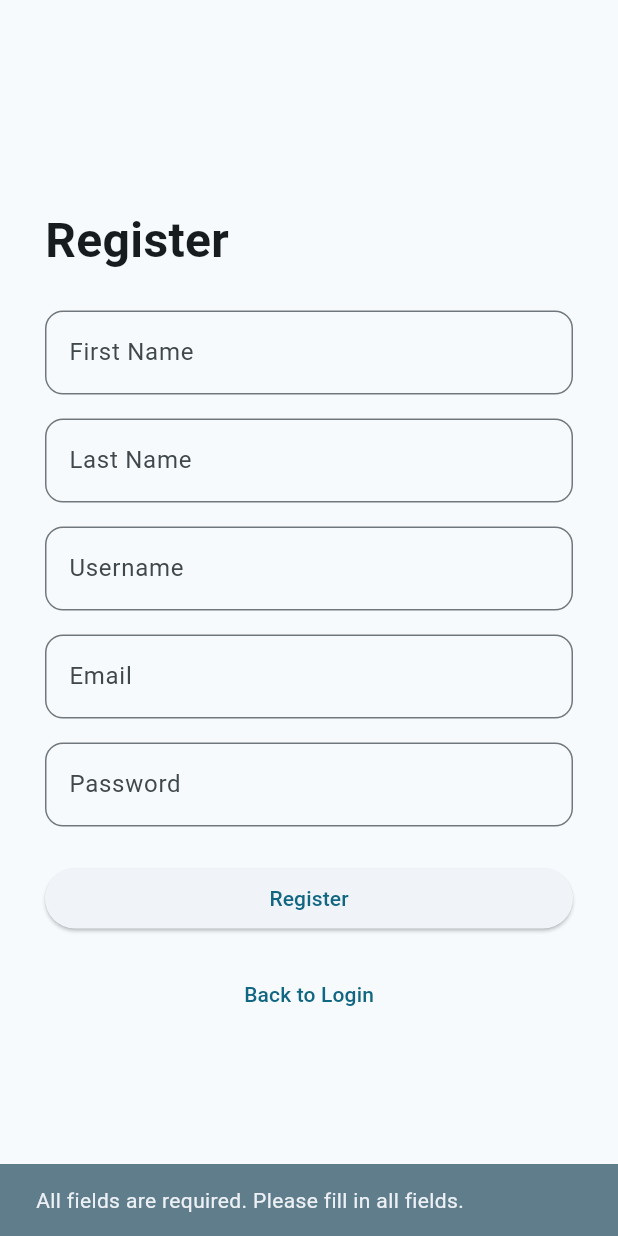
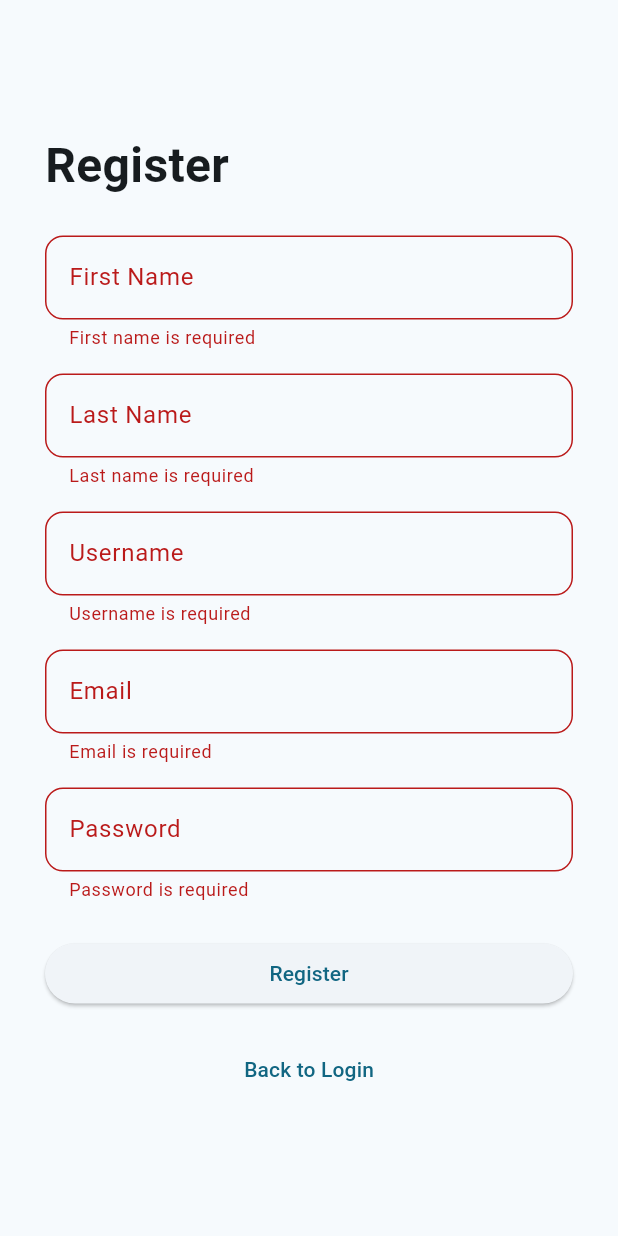
Before and after one commit to Dimasacat-Andronicus/account-app, a Flutter app: the RegisterPage screen opened by its route, after a tap on "Register", on a phone screen of 412 x 824 dp. Run offline on Flutter 3.47's test engine with Material 3 defaults, Android fonts, the phone set to English and light mode, and no system bars; our stand-ins replace equatable, flutter_bloc, go_router, hive, hive_flutter, lottie; accounts and stored records are empty.

Commit message:
Add validation on register fields

```diff
--- a/lib/auth_bloc/auth_register_view.dart
+++ b/lib/auth_bloc/auth_register_view.dart
@@ -1,6 +1,7 @@
 import 'package:flutter/material.dart';
 import 'package:flutter_bloc/flutter_bloc.dart';
 import 'package:go_router/go_router.dart';
+import 'package:hive/hive.dart';
 import 'auth_bloc.dart';
 import 'auth_event.dart';
 
@@ -9,6 +10,7 @@ class RegisterPage extends StatelessWidget {
 
   @override
   Widget build(BuildContext context) {
+    final formKey = GlobalKey<FormState>();
     final firstNameController = TextEditingController();
     final lastNameController = TextEditingController();
     final usernameController = TextEditingController();
@@ -20,6 +22,8 @@ class RegisterPage extends StatelessWidget {
         child: SingleChildScrollView(
           child: Padding(
             padding: const EdgeInsets.all(30.0),
+            child: Form(
+              key: formKey,
               child: Column(
                 mainAxisAlignment: MainAxisAlignment.center,
                 crossAxisAlignment: CrossAxisAlignment.stretch,
@@ -30,7 +34,7 @@ class RegisterPage extends StatelessWidget {
                     textAlign: TextAlign.start,
                   ),
                   const SizedBox(height: 24),
-                TextField(
+                  TextFormField(
                     controller: firstNameController,
                     decoration: InputDecoration(
                       labelText: 'First Name',
@@ -38,9 +42,19 @@ class RegisterPage extends StatelessWidget {
                         borderRadius: BorderRadius.circular(12.0),
                       ),
                     ),
+                    autovalidateMode: AutovalidateMode.onUserInteraction,
+                    validator: (value) {
+                      if (value == null || value.isEmpty) {
+                        return 'First name is required';
+                      }
+                      if (!RegExp(r'^[a-zA-Z\s]+$').hasMatch(value)) {
+                        return 'Only letters and spaces are allowed';
+                      }
+                      return null;
+                    },
                   ),
                   const SizedBox(height: 16),
-                TextField(
+                  TextFormField(
                     controller: lastNameController,
                     decoration: InputDecoration(
                       labelText: 'Last Name',
@@ -48,9 +62,19 @@ class RegisterPage extends StatelessWidget {
                         borderRadius: BorderRadius.circular(12.0),
                       ),
                     ),
+                    autovalidateMode: AutovalidateMode.onUserInteraction,
+                    validator: (value) {
+                      if (value == null || value.isEmpty) {
+                        return 'Last name is required';
+                      }
+                      if (!RegExp(r'^[a-zA-Z\s]+$').hasMatch(value)) {
+                        return 'Only letters and spaces are allowed';
+                      }
+                      return null;
+                    },
                   ),
                   const SizedBox(height: 16),
-                TextField(
+                  TextFormField(
                     controller: usernameController,
                     decoration: InputDecoration(
                       labelText: 'Username',
@@ -58,9 +82,29 @@ class RegisterPage extends StatelessWidget {
                         borderRadius: BorderRadius.circular(12.0),
                       ),
                     ),
+                    autovalidateMode: AutovalidateMode.onUserInteraction,
+                    validator: (value) {
+                      if (value == null || value.isEmpty) {
+                        return 'Username is required';
+                      }
+
+                      final box = Hive.box('authBox');
+                      final accounts = box.get(
+                        'accounts',
+                        defaultValue: <Map<String, String>>[],
+                      );
+                      final isUsernameTaken = accounts.any(
+                        (account) => account['username'] == value,
+                      );
+
+                      if (isUsernameTaken) {
+                        return 'Username is already taken';
+                      }
+                      return null;
+                    },
                   ),
                   const SizedBox(height: 16),
-                TextField(
+                  TextFormField(
                     controller: emailController,
                     decoration: InputDecoration(
                       labelText: 'Email',
@@ -68,42 +112,52 @@ class RegisterPage extends StatelessWidget {
                         borderRadius: BorderRadius.circular(12.0),
                       ),
                     ),
+                    autovalidateMode: AutovalidateMode.onUserInteraction,
+                    validator: (value) {
+                      if (value == null || value.isEmpty) {
+                        return 'Email is required';
+                      }
+                      if (!RegExp(
+                        r'^[\w-\.]+@([\w-]+\.)+[\w-]{2,4}$',
+                      ).hasMatch(value)) {
+                        return 'Enter a valid email address';
+                      }
+                      return null;
+                    },
                   ),
                   const SizedBox(height: 16),
-                TextField(
+                  TextFormField(
                     controller: passwordController,
                     decoration: InputDecoration(
                       labelText: 'Password',
                       border: OutlineInputBorder(
                         borderRadius: BorderRadius.circular(12.0),
                       ),
+                      errorMaxLines: 3,
                     ),
                     obscureText: true,
+                    autovalidateMode: AutovalidateMode.onUserInteraction,
+                    validator: (value) {
+                      if (value == null || value.isEmpty) {
+                        return 'Password is required';
+                      }
+                      if (!RegExp(
+                        r'^(?=.*[a-z])(?=.*[A-Z])(?=.*\d)(?=.*[@$!%*?&])[A-Za-z\d@$!%*?&]{8,}$',
+                      ).hasMatch(value)) {
+                        return 'Password must be at least 8 characters long, include an uppercase letter, a lowercase letter, a number, and a symbol';
+                      }
+                      return null;
+                    },
                   ),
                   const SizedBox(height: 24),
                   ElevatedButton(
                     onPressed: () {
+                      if (formKey.currentState!.validate()) {
                         final firstName = firstNameController.text;
                         final lastName = lastNameController.text;
                         final username = usernameController.text;
                         final password = passwordController.text;
                         final email = emailController.text;
-
-                    if (firstName.isEmpty ||
-                        lastName.isEmpty ||
-                        username.isEmpty ||
-                        password.isEmpty ||
-                        email.isEmpty) {
-                      ScaffoldMessenger.of(context).showSnackBar(
-                        const SnackBar(
-                          content: Text(
-                            'All fields are required. Please fill in all fields.',
-                          ),
-                          backgroundColor: Colors.blueGrey,
-                        ),
-                      );
-                      return;
-                    }
 
                         context.read<AuthBloc>().add(
                           RegisterEvent(
@@ -117,6 +171,7 @@ class RegisterPage extends StatelessWidget {
                         );
 
                         context.go('/login');
+                      }
                     },
                     child: const Text('Register'),
                   ),
@@ -132,6 +187,7 @@ class RegisterPage extends StatelessWidget {
             ),
           ),
         ),
+      ),
     );
   }
 }
```
Lines whose indentation alone changed are shown as unchanged.
